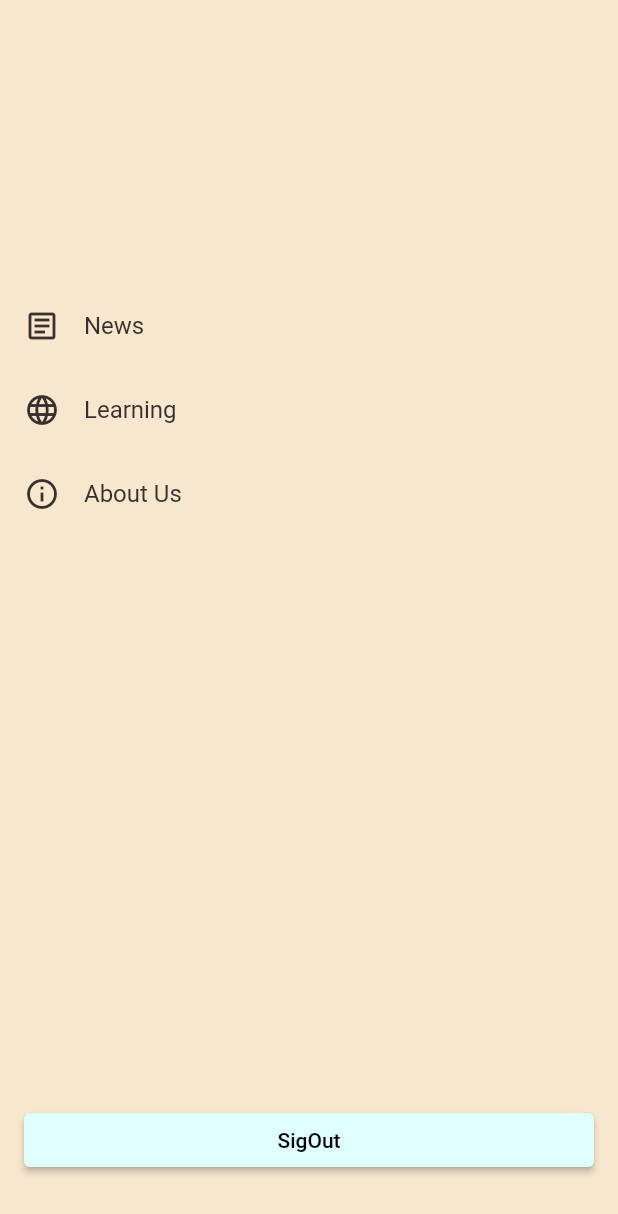
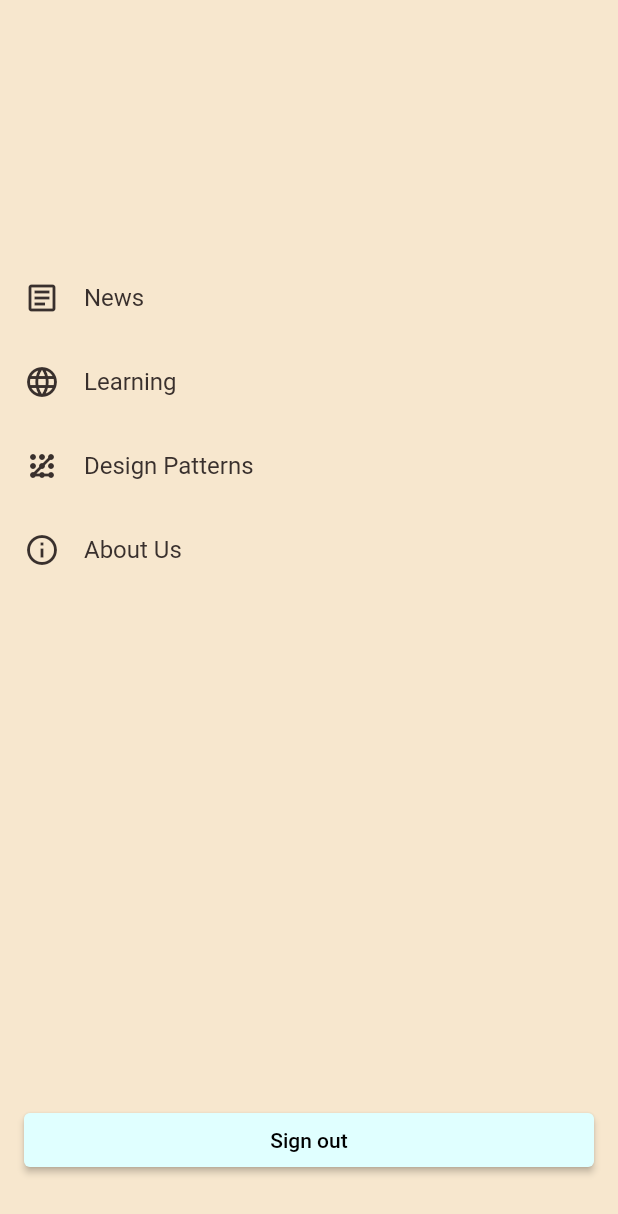
Before and after one commit to Odialko/flutter_deep_dive, a Flutter app: the MenuScreen screen opened directly with empty values, on a phone screen of 412 x 824 dp. Shown: the top 1214 px of the screen. Run offline on Flutter 3.47's test engine with Material 2 defaults, Android fonts, the light colour scheme and no system bars; our stand-ins replace connectivity_plus, dio, firebase_auth, firebase_core, flutter_riverpod, flutter_zoom_drawer and 2 more; missing offline and left inert: rive_splash_screen; accounts and stored records are empty.

Commit message:
i10l add new screen DesignPatterns

```diff
--- a/lib/l10n/intl_en_US.arb
+++ b/lib/l10n/intl_en_US.arb
@@ -40,6 +40,11 @@
     "type": "text",
     "context": "Button label to Sign up"
   },
+  "sign_out_btn_label": "Sign out",
+  "@sign_out_btn_label": {
+    "type": "text",
+    "context": "Button label to Sign out"
+  },
   "reset_btn_label": "Reset password",
   "@reset_btn_label": {
     "type": "text",
--- a/lib/l10n/intl_uk_UK.arb
+++ b/lib/l10n/intl_uk_UK.arb
@@ -40,6 +40,12 @@
     "type": "text",
     "context": "Button label to Sign up"
   },
+
+  "sign_out_btn_label": "Вийти",
+  "@sign_out_btn_label": {
+    "type": "text",
+    "context": "Button label to Sign out"
+  },
   "reset_btn_label": "Скинути пароль",
   "@reset_btn_label": {
     "type": "text",
--- a/lib/src/router/routes.dart
+++ b/lib/src/router/routes.dart
@@ -6,6 +6,7 @@ class Routes {
   static const register = 'register';
   static const resetPass = 'reset-pass';
   static const home = '/home';
+  static const designPatterns = '/design-patterns';
   static const article = 'article';
   static const error = '/error';
 }
--- a/lib/src/ui/home/home_store.dart
+++ b/lib/src/ui/home/home_store.dart
@@ -2,6 +2,7 @@ import 'package:flutter/material.dart';
 import 'package:flutter_deep_dive/src/models/menu.dart';
 import 'package:flutter_deep_dive/src/ui/about_us/about_us.dart';
 import 'package:flutter_deep_dive/src/ui/article/articles_screen.dart';
+import 'package:flutter_deep_dive/src/ui/design_patterns/design_patterns_screen.dart';
 import 'package:flutter_deep_dive/src/ui/learning/learning_screen.dart';
 import 'package:flutter_deep_dive/src/utils/menu_items.dart';
 import 'package:flutter_riverpod/flutter_riverpod.dart';
@@ -35,6 +36,8 @@ class HomeNotifier extends StateNotifier<HomeStore> {
         return const ArticlesScreen();
       case 'Learning':
         return const LearningScreen();
+      case 'Design Patterns':
+        return const DesignPatternsScreen();
       case 'About Us':
         return const AboutUsScreen();
       default:
--- a/lib/src/ui/menu/menu_screen.dart
+++ b/lib/src/ui/menu/menu_screen.dart
@@ -1,4 +1,5 @@
 import 'package:flutter/material.dart';
+import 'package:flutter_deep_dive/generated/l10n.dart';
 import 'package:flutter_deep_dive/src/models/menu.dart';
 import 'package:flutter_deep_dive/src/ui/authentication/auth_store.dart';
 import 'package:flutter_deep_dive/src/ui/flutter_deep_dive_theme.dart';
@@ -18,6 +19,7 @@ class MenuScreen extends ConsumerWidget {
   @override
   Widget build(BuildContext context, WidgetRef ref) {
     final themeData = FDDTheme.of(context);
+    final s = S.of(context);
     final authStore = ref.read(authStoreProvider.notifier);
 
     return Scaffold(
@@ -46,8 +48,8 @@ class MenuScreen extends ConsumerWidget {
                 onPressed: () {
                   authStore.signOut();
                 },
-                child: const Text(
-                  'SigOut',
+                child: Text(
+                  s.sign_out_btn_label,
                 ),
               ),
             ),
--- a/lib/src/utils/menu_items.dart
+++ b/lib/src/utils/menu_items.dart
@@ -10,6 +10,10 @@ class MenuItems {
     icon: Icons.language,
     title: 'Learning',
   );
+  static const designPatterns = Menu(
+    icon: Icons.pattern,
+    title: 'Design Patterns',
+  );
   static const aboutUs = Menu(
     icon: Icons.info_outline,
     title: 'About Us',
@@ -18,6 +22,7 @@ class MenuItems {
   static const all = <Menu>[
     articles,
     learn,
+    designPatterns,
     aboutUs,
   ];
 }
```
Also changed, not shown: lib/src/router/parent/mobile.dart (+7 -0 lines), lib/src/ui/design_patterns/design_patterns_screen.dart (added, +28 -0 lines), lib/generated/intl/messages_en_US.dart, lib/generated/intl/messages_uk_UK.dart, lib/generated/l10n.dart.
